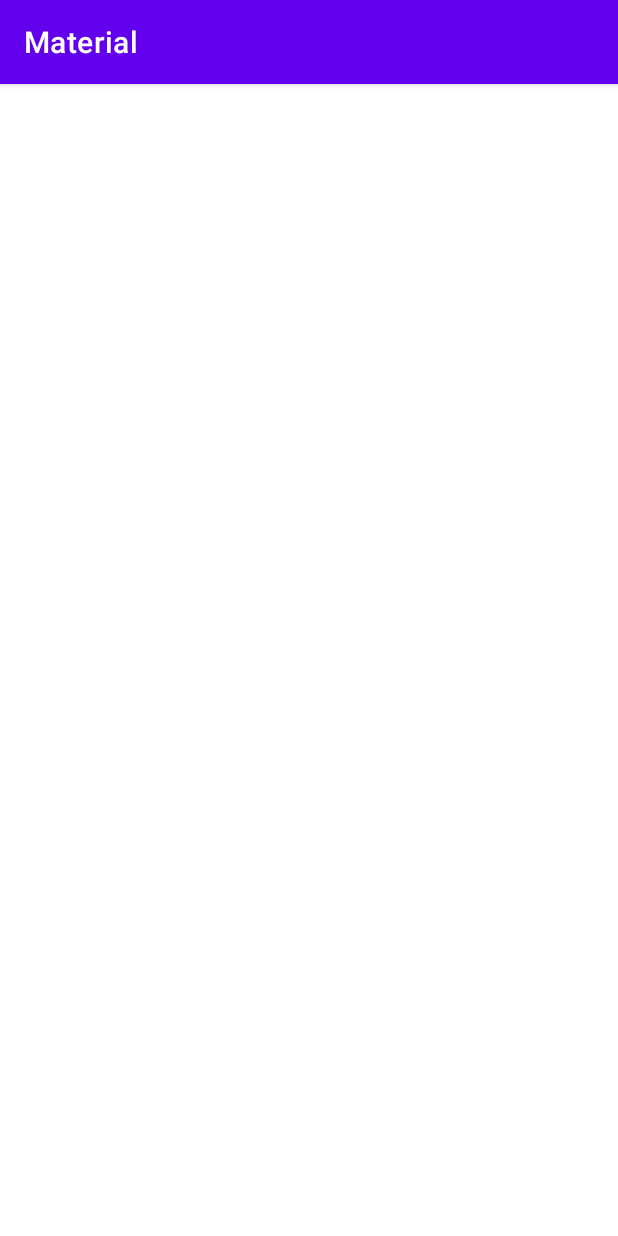
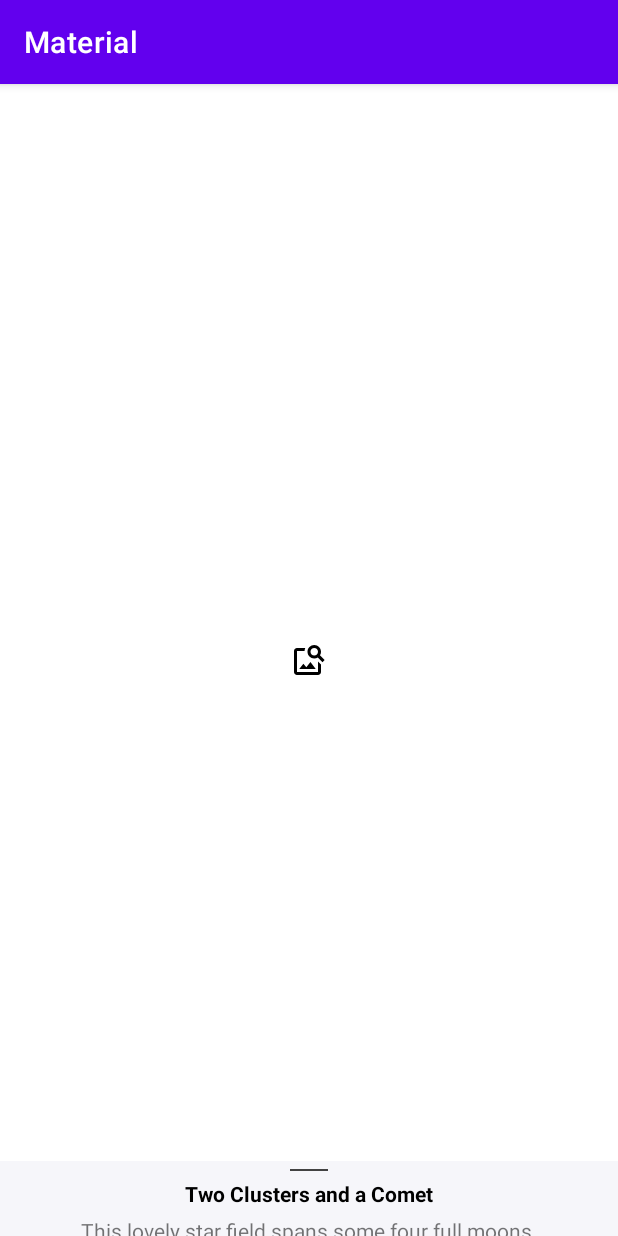
Before and after one commit to MariLeva/Material, an Android app: the screen it shows after launch (MainActivity), on a phone screen of 412 x 824 dp. Run offline under Robolectric (Android 15) with nearby library versions, the phone set to English and light mode, and no system bars; pictures from the network do not load.

Commit message:
Урок 1. Добавила описание под фотографией в виде BottomSheet

```diff
--- a/app/src/main/java/ru/geekbrains/material/repository/PictureOfTheDayResponseData.kt
+++ b/app/src/main/java/ru/geekbrains/material/repository/PictureOfTheDayResponseData.kt
@@ -4,7 +4,7 @@
 
 data class PictureOfTheDayResponseData(
     val date: String,
-    val exception: String,
+    val explanation: String,
     val hdurl: String,
     @SerializedName("media_type")
     val mediaType: String,
--- a/app/src/main/java/ru/geekbrains/material/view/PictureOfTheDayFragment.kt
+++ b/app/src/main/java/ru/geekbrains/material/view/PictureOfTheDayFragment.kt
@@ -2,14 +2,17 @@
 
 import androidx.lifecycle.ViewModelProvider
 import android.os.Bundle
+import android.util.Log
 import androidx.fragment.app.Fragment
 import android.view.LayoutInflater
 import android.view.View
 import android.view.ViewGroup
+import androidx.constraintlayout.widget.ConstraintLayout
 import androidx.lifecycle.Observer
 import coil.load
+import com.google.android.material.bottomsheet.BottomSheetBehavior
+import ru.geekbrains.material.R
 import ru.geekbrains.material.viewmodel.PictureOfTheDayViewModel
-import ru.geekbrains.material.R
 import ru.geekbrains.material.databinding.FragmentPictureOfTheDayBinding
 
 class PictureOfTheDayFragment : Fragment() {
@@ -17,6 +20,8 @@
     private var _binding: FragmentPictureOfTheDayBinding? = null
     val binding: FragmentPictureOfTheDayBinding
     get() = _binding!!
+
+    private lateinit var bottomSheetBehavior: BottomSheetBehavior<ConstraintLayout>
 
     companion object {
         @JvmStatic
@@ -46,6 +51,8 @@
             renderData(it)
         })
         viewModel.sendRequest()
+
+        setBottomSheetBehavior(binding.bottomSheetFragment.bottomSheetContainer)
     }
 
     private fun renderData(pictureOfTheDayData: PictureOfTheDayData){
@@ -54,8 +61,32 @@
             is PictureOfTheDayData.Loading -> {}
             is PictureOfTheDayData.Success -> {
                 binding.imageView.load(pictureOfTheDayData.pictureOfTheDayResponseData.url)
+                binding.bottomSheetFragment.title.text = pictureOfTheDayData.pictureOfTheDayResponseData.title
+                binding.bottomSheetFragment.explanation.text = pictureOfTheDayData.pictureOfTheDayResponseData.explanation
             }
         }
     }
 
+    private fun setBottomSheetBehavior(bottomSheet: ConstraintLayout){
+        bottomSheetBehavior = BottomSheetBehavior.from(bottomSheet)
+        bottomSheetBehavior.state = BottomSheetBehavior.STATE_COLLAPSED
+        bottomSheetBehavior.addBottomSheetCallback(object : BottomSheetBehavior.BottomSheetCallback(){
+            override fun onStateChanged(bottomSheet: View, newState: Int) {
+                when (newState){
+                    BottomSheetBehavior.STATE_DRAGGING -> {}
+                    BottomSheetBehavior.STATE_COLLAPSED -> {}
+                    BottomSheetBehavior.STATE_EXPANDED -> {}
+                    BottomSheetBehavior.STATE_HALF_EXPANDED -> {}
+                    BottomSheetBehavior.STATE_HIDDEN -> {}
+                    BottomSheetBehavior.STATE_SETTLING -> {}
+                }
+            }
+
+            override fun onSlide(bottomSheet: View, slideOffset: Float) {
+                Log.d("@@@", "$slideOffset")
+            }
+
+        })
+    }
+
 }
--- /dev/null
+++ b/app/src/main/res/layout/bottom_sheet_layout.xml
@@ -0,0 +1,50 @@
+<?xml version="1.0" encoding="utf-8"?>
+<androidx.constraintlayout.widget.ConstraintLayout xmlns:android="http://schemas.android.com/apk/res/android"
+    xmlns:app="http://schemas.android.com/apk/res-auto"
+    xmlns:tools="http://schemas.android.com/tools"
+    android:id="@+id/bottom_sheet_container"
+    android:layout_width="match_parent"
+    android:layout_height="match_parent"
+    android:background="#f6f6fa"
+    app:behavior_hideable="true"
+    app:behavior_peekHeight="@dimen/bottom_sheet_behavior_peek"
+    app:layout_behavior="com.google.android.material.bottomsheet.BottomSheetBehavior">
+
+    <View
+        android:id="@+id/bottom_sheet_line"
+        android:layout_width="@dimen/bottom_sheet_line_width"
+        android:layout_height="@dimen/bottom_sheet_line_height"
+        android:layout_marginTop="@dimen/bottom_sheet_line_margin"
+        android:background="@color/cardview_dark_background"
+        app:layout_constraintEnd_toEndOf="parent"
+        app:layout_constraintStart_toStartOf="parent"
+        app:layout_constraintTop_toTopOf="parent"
+        tools:ignore="MissingConstraints" />
+
+    <TextView
+        android:id="@+id/title"
+        android:layout_width="wrap_content"
+        android:layout_height="wrap_content"
+        android:layout_marginTop="@dimen/bottom_sheet_line_margin"
+        android:paddingStart="@dimen/bottom_sheet_tv_padding"
+        android:paddingEnd="@dimen/bottom_sheet_tv_padding"
+        android:text="@string/bottom_sheet_tv_text"
+        android:textColor="#000"
+        android:textStyle="bold"
+        app:layout_constraintEnd_toEndOf="parent"
+        app:layout_constraintStart_toStartOf="parent"
+        app:layout_constraintTop_toBottomOf="@id/bottom_sheet_line" />
+
+    <TextView
+        android:id="@+id/explanation"
+        android:layout_width="wrap_content"
+        android:layout_height="wrap_content"
+        android:layout_marginTop="@dimen/bottom_sheet_line_margin"
+        android:paddingStart="@dimen/bottom_sheet_tv_padding"
+        android:paddingEnd="@dimen/bottom_sheet_tv_padding"
+        android:text="@string/bottom_sheet_tv_explanation"
+        app:layout_constraintEnd_toEndOf="parent"
+        app:layout_constraintStart_toStartOf="parent"
+        app:layout_constraintTop_toBottomOf="@id/title" />
+
+</androidx.constraintlayout.widget.ConstraintLayout>
--- a/app/src/main/res/layout/fragment_picture_of_the_day.xml
+++ b/app/src/main/res/layout/fragment_picture_of_the_day.xml
@@ -1,5 +1,5 @@
 <?xml version="1.0" encoding="utf-8"?>
-<FrameLayout xmlns:android="http://schemas.android.com/apk/res/android"
+<androidx.coordinatorlayout.widget.CoordinatorLayout xmlns:android="http://schemas.android.com/apk/res/android"
     xmlns:app="http://schemas.android.com/apk/res-auto"
     xmlns:tools="http://schemas.android.com/tools"
     android:layout_width="match_parent"
@@ -11,7 +11,11 @@
         android:layout_width="match_parent"
         android:layout_height="wrap_content"
         android:layout_gravity="center"
+        android:contentDescription="@string/photo_of_the_day_stub"
         android:scaleType="fitCenter"
-        android:contentDescription="@string/photo_of_the_day_stub"
         app:srcCompat="@drawable/ic_baseline_image_search_24" />
-</FrameLayout>
+
+    <include
+        android:id="@+id/bottom_sheet_fragment"
+        layout="@layout/bottom_sheet_layout" />
+</androidx.coordinatorlayout.widget.CoordinatorLayout>
--- /dev/null
+++ b/app/src/main/res/values/dimens.xml
@@ -0,0 +1,8 @@
+<?xml version="1.0" encoding="utf-8"?>
+<resources>
+    <dimen name="bottom_sheet_line_width">25dp</dimen>
+    <dimen name="bottom_sheet_line_height">1dp</dimen>
+    <dimen name="bottom_sheet_line_margin">5dp</dimen>
+    <dimen name="bottom_sheet_tv_padding">10dp</dimen>
+    <dimen name="bottom_sheet_behavior_peek">50dp</dimen>
+</resources>
--- a/app/src/main/res/values/strings.xml
+++ b/app/src/main/res/values/strings.xml
@@ -1,4 +1,6 @@
 <resources>
     <string name="app_name">Material</string>
     <string name="photo_of_the_day_stub">Photo of the day</string>
+    <string name="bottom_sheet_tv_text">Two Clusters and a Comet</string>
+    <string name="bottom_sheet_tv_explanation">This lovely star field spans some four full moons.</string>
 </resources>
```
